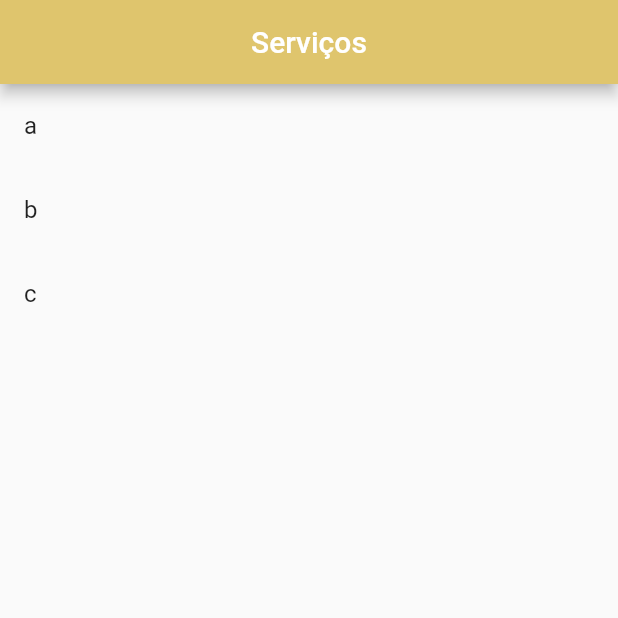
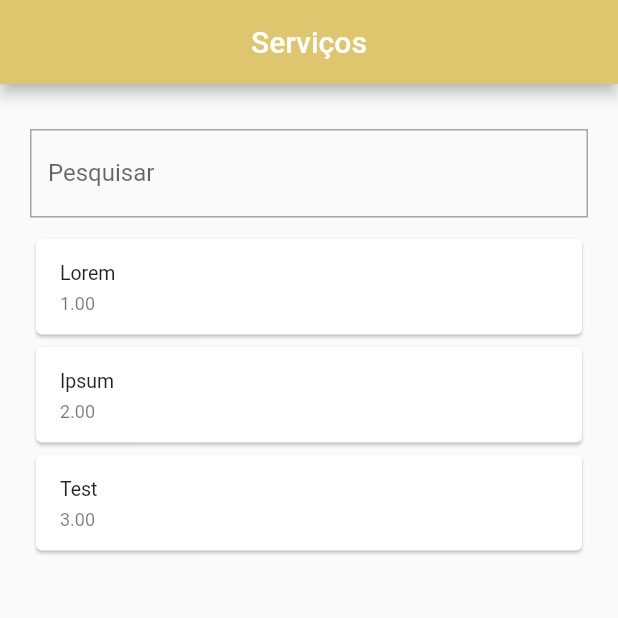
Before and after one commit to EduardoDos-SantosP/serve_app, a Flutter app: the screen it shows after launch, on a phone screen of 412 x 824 dp, the top half of it. Run offline on Flutter 3.47's test engine with Material 2 defaults, Android fonts, the phone set to English and light mode, and no system bars.

Commit message:
Começando a fazer listagem de serviços

```diff
--- a/lib/main.dart
+++ b/lib/main.dart
@@ -34,7 +34,7 @@ class MyHomePage extends StatefulWidget {
 
 class _MyHomePageState extends State<MyHomePage> {
   int _counter = 0;
-  final List<String> _list = ['a', 'b', 'c'];
+  final List<String> _list = ['Lorem', 'Ipsum', 'Test'];
 
   void _incrementCounter() {
     setState(() {
@@ -50,15 +50,37 @@ class _MyHomePageState extends State<MyHomePage> {
           title: Text(widget.title),
           centerTitle: true,
         ),
-      body: Center(
-        child: ListView.builder(
-          itemCount: _list.length,
-          itemBuilder: (context, index) => ListTile(
-            key: Key(index.toString()),
-            title: Text(_list[index]),
+        body: Container(
+          padding: EdgeInsets.all(20),
+          child: Column(
+            children: [
+              Container(
+                margin: EdgeInsets.symmetric(vertical: 10),
+                child: const TextField(
+                  decoration: InputDecoration(
+                    label: Text('Pesquisar'),
+                    border: OutlineInputBorder(
+                      borderRadius: BorderRadius.all(Radius.zero),
                     ),
                   ),
                 ),
+              ),
+              Flexible(
+                child: ListView.builder(
+                  itemCount: _list.length,
+                  itemBuilder: (context, i) {
+                    return Card(
+                      child: ListTile(
+                        title: Text(_list[i]),
+                        subtitle: Text((i + 1).toStringAsFixed(2)),
+                        dense: true,
+                      ),
                     );
+                  },
+                ),
+              )
+            ],
+          ),
+        ));
   }
 }
```
Lines whose indentation alone changed are shown as unchanged.
